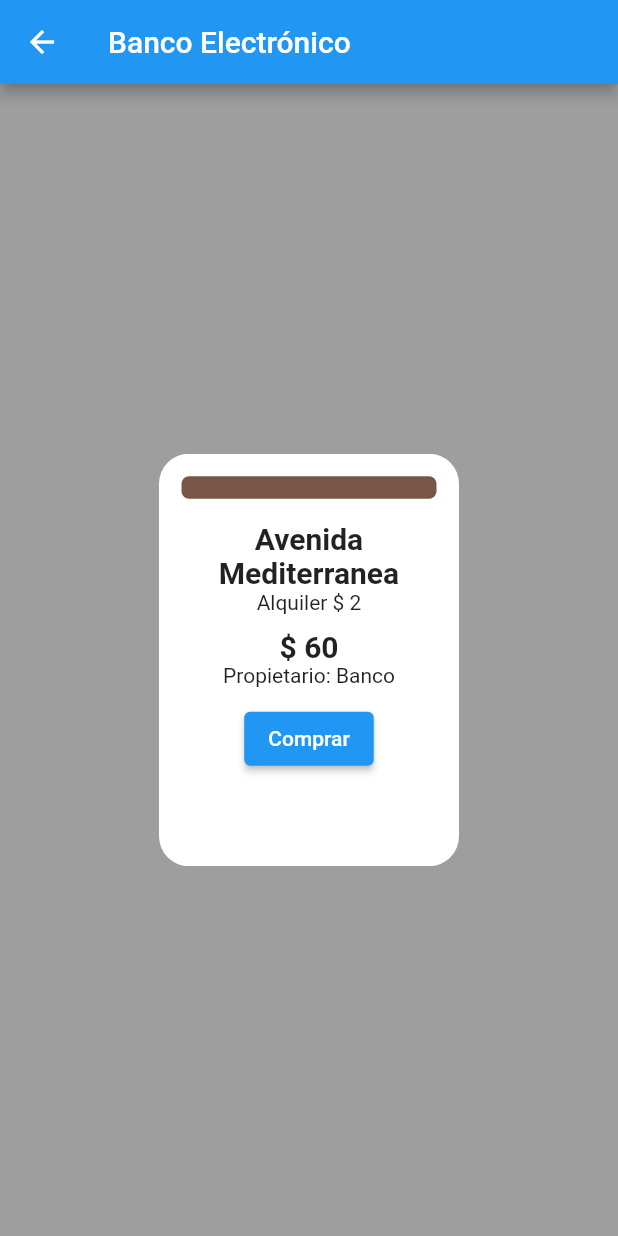
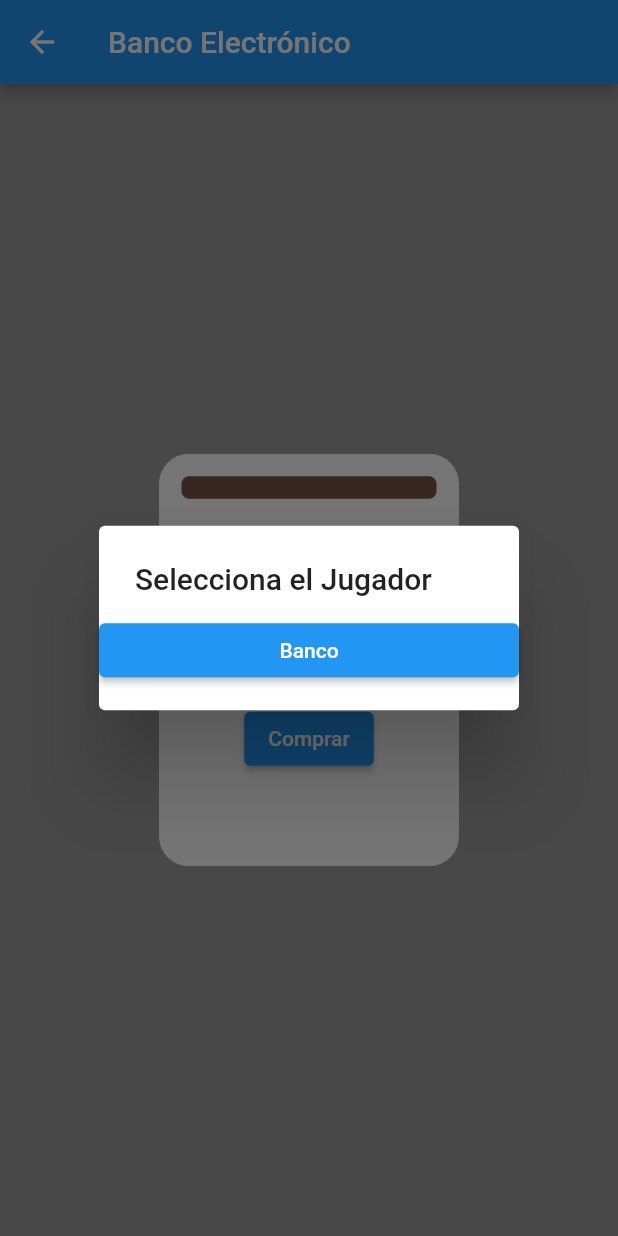
Before and after one commit to Willian-Cueva/electronic_monaply, a Flutter app: the Transaccion screen opened directly with empty values, after a tap on "Comprar", on a phone screen of 412 x 824 dp. Run offline on Flutter 3.47's test engine with Material 2 defaults, Android fonts, the phone set to English and light mode, and no system bars; drawn by our look-alikes of carousel_slider.

Commit message:
Transaccion de comprar lista

```diff
--- a/lib/pages/transaccion.dart
+++ b/lib/pages/transaccion.dart
@@ -10,6 +10,9 @@ class Transaccion extends StatelessWidget {
   const Transaccion({Key? key, required this.juegoControlador})
       : super(key: key);
 
+
+
+
   @override
   Widget build(BuildContext context) {
     return Scaffold(
@@ -20,7 +23,7 @@ class Transaccion extends StatelessWidget {
             options: CarouselOptions(
                 enableInfiniteScroll: false, autoPlay: true, height: 275),
             items: juegoControlador.propiedades
-                .map((e) => PropiedadWidget(propiedad: e))
+                .map((e) => PropiedadWidget(propiedad: e,juegoControlador: juegoControlador,context: context,))
                 .toList()),
       ),
     );
--- a/lib/widgets/PropiedadWidget.dart
+++ b/lib/widgets/PropiedadWidget.dart
@@ -1,16 +1,28 @@
+import 'package:electronic_monaply/controllers/JuegoControlador.dart';
 import 'package:flutter/material.dart';
 import 'package:electronic_monaply/controllers/helpers.dart';
 import 'package:electronic_monaply/models/Propiedad.dart';
 
 class PropiedadWidget extends StatelessWidget {
   final Propiedad propiedad;
+  final JuegoControlador juegoControlador;
+  final BuildContext context;
 
-  const PropiedadWidget({Key? key, required this.propiedad}) : super(key: key);
+  const PropiedadWidget(
+      {Key? key,
+      required this.propiedad,
+      required this.juegoControlador,
+      required this.context})
+      : super(key: key);
 
   Widget _botones() {
     Widget w;
     if (propiedad.propietario.nombre == "Banco") {
-      w = ElevatedButton(onPressed: () {}, child: Text("Comprar"));
+      w = ElevatedButton(
+          onPressed: () async {
+            await _asyncSimpleDialog(context, juegoControlador);
+          },
+          child: Text("Comprar"));
     } else {
       w = Column(
         children: [
@@ -20,6 +32,27 @@ class PropiedadWidget extends StatelessWidget {
       );
     }
     return w;
+  }
+
+  Future<void> _asyncSimpleDialog(
+      BuildContext context, JuegoControlador juegoControlador) async {
+    return await showDialog(
+        context: context,
+        barrierDismissible: true,
+        builder: (BuildContext context) {
+          return SimpleDialog(
+            title: const Text('Selecciona el Jugador'),
+            children: juegoControlador.propietarios
+                .map((e) => ElevatedButton(
+                    onPressed: () {
+                      juegoControlador.comprarPropiedad(propiedad, e);
+                      Navigator.pop(context);
+                      Navigator.pop(context);
+                    },
+                    child: Text(e.nombre)))
+                .toList(),
+          );
+        });
   }
 
   @override
```
Also changed, not shown: lib/controllers/juegoControlador.dart (+12 -0 lines), lib/pages/landing.dart (+5 -2 lines), lib/pages/principal.dart (+5 -6 lines).
